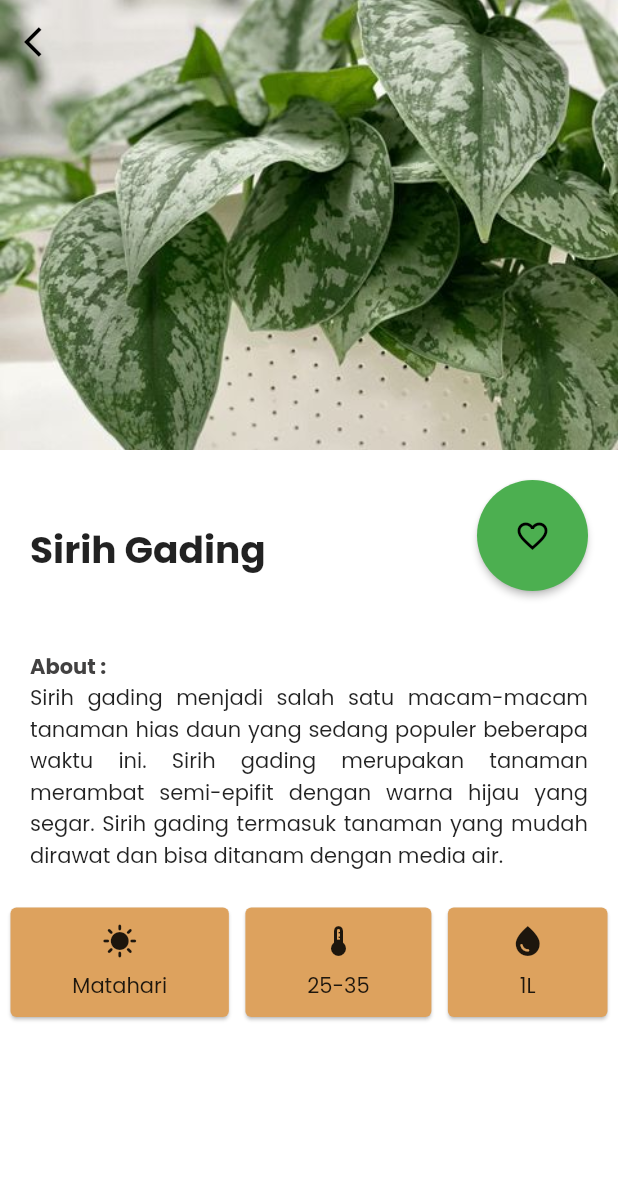
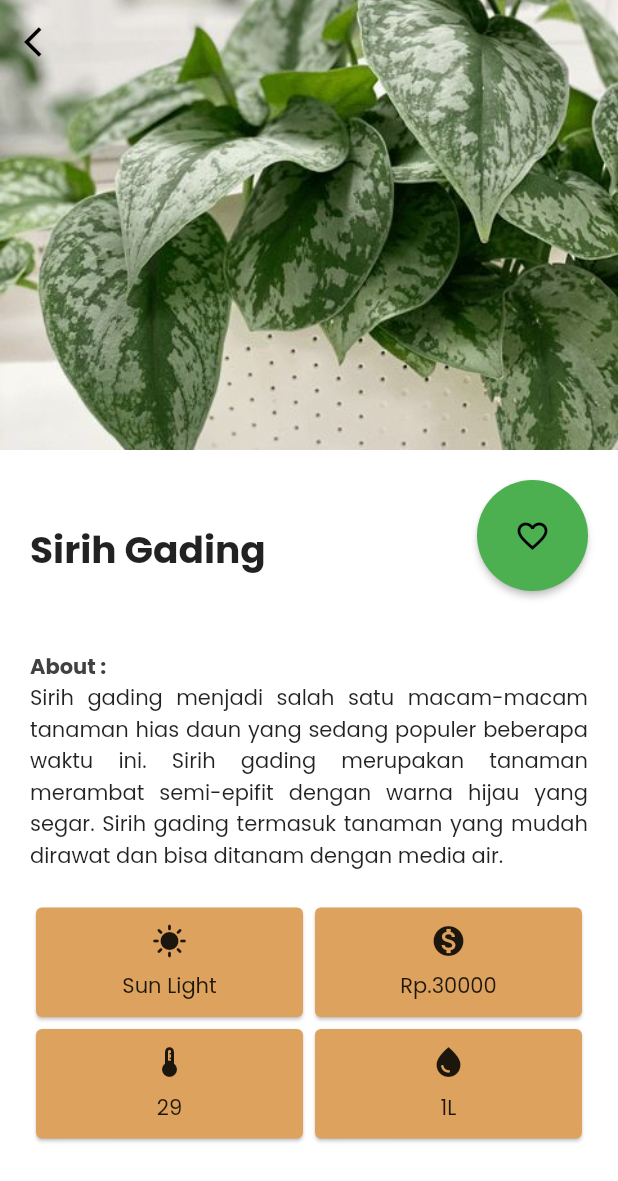
Before and after one commit to nadialvy/nanam, a Flutter app: the DetailScreen screen opened directly with sample values from the repository, on a phone screen of 412 x 824 dp. Shown: the top 1181 px of the screen. Run offline on Flutter 3.47's test engine with Material 2 defaults, Android fonts, the light colour scheme and no system bars; our stand-ins replace anim_search_bar, drop_shadow_image, fluttertoast, font_awesome_flutter.

Commit message:
Detail screen
- fixing card

```diff
--- a/lib/dashboard.dart
+++ b/lib/dashboard.dart
@@ -114,7 +114,6 @@ class _DashboardState extends State<Dashboard> {
     );
   }
 
-  //cannt use bcs idk how to use it
   void searchPlant(String query){
     final sugesstions = plants.where((plant) {
       final plantName = plant.name.toLowerCase();
--- a/lib/detail_screen.dart
+++ b/lib/detail_screen.dart
@@ -71,11 +71,15 @@ class DetailScreen extends StatelessWidget{
                     ],
                   ),
                 ),
-                Row(
-                  mainAxisAlignment: MainAxisAlignment.spaceEvenly,
+
+                Padding(
+                  padding: const EdgeInsets.fromLTRB(20, 0, 20, 0),
+                  child: Row(
                     children: [
-                    Card(
-                      color: Color.fromARGB(255, 221, 162, 94),
+                      Expanded(
+                        flex: 1,
+                        child: Card(
+                          color: const Color.fromARGB(255, 221, 162, 94),
                           child: Padding(
                             padding: EdgeInsets.fromLTRB(widthDevice * 0.1, 10, widthDevice * 0.1, 10),
                             child: Column(
@@ -89,8 +93,36 @@ class DetailScreen extends StatelessWidget{
                             ),
                           ),
                         ),
-                    Card(
-                      color: Color.fromARGB(255, 221, 162, 94),
+                      ),
+                      Expanded(
+                        flex: 1,
+                        child: Card(
+                          color: const Color.fromARGB(255, 221, 162, 94),
+                          child: Padding(
+                            padding: EdgeInsets.fromLTRB(widthDevice * 0.1, 10, widthDevice * 0.1, 10),
+                            child: Column(
+                              children: [
+                                const Icon(Icons.monetization_on),
+                                const SizedBox(height: 8,),
+                                Text(
+                                  plant.startPrice,
+                                )
+                              ],
+                            ),
+                          ),
+                        ),
+                      ),
+                    ],
+                  ),
+                ),
+                Padding(
+                  padding: const EdgeInsets.fromLTRB(20, 0, 20, 0),
+                  child: Row(
+                    children: [
+                      Expanded(
+                        flex: 1,
+                        child: Card(
+                          color: const Color.fromARGB(255, 221, 162, 94),
                           child: Padding(
                             padding: EdgeInsets.fromLTRB(widthDevice * 0.1, 10, widthDevice * 0.1, 10),
                             child: Column(
@@ -104,8 +136,11 @@ class DetailScreen extends StatelessWidget{
                             ),
                           ),
                         ),
-                    Card(
-                      color: Color.fromARGB(255, 221, 162, 94),
+                      ),
+                      Expanded(
+                        flex: 1,
+                        child: Card(
+                          color: const Color.fromARGB(255, 221, 162, 94),
                           child: Padding(
                             padding: EdgeInsets.fromLTRB(widthDevice * 0.1, 10, widthDevice * 0.1, 10),
                             child: Column(
@@ -119,7 +154,9 @@ class DetailScreen extends StatelessWidget{
                             ),
                           ),
                         ),
+                      ),
                     ],
+                  ),
                 ),
                 const SizedBox(height: 20,)
               ],
--- a/lib/login.dart
+++ b/lib/login.dart
@@ -11,6 +11,7 @@ class Home extends StatelessWidget{
   @override
   Widget build(BuildContext context) {
     return Scaffold(
+      resizeToAvoidBottomInset: false,
       backgroundColor: const Color.fromARGB(255, 247, 243, 218),
       body: Padding(
         padding: const EdgeInsets.all(20),
@@ -18,8 +19,9 @@ class Home extends StatelessWidget{
           mainAxisAlignment: MainAxisAlignment.spaceAround,
           crossAxisAlignment: CrossAxisAlignment.center,
           children: [
-            //logo + text
-            Column(
+            Padding(
+              padding: const EdgeInsets.only(top: 40),
+              child: Column(
                 children: [
                   Image.asset('images/logoNanam.png', height: 80,),
                   const SizedBox(height: 15),
@@ -35,6 +37,7 @@ class Home extends StatelessWidget{
                     textAlign: TextAlign.center,
                   ),
                 ],
+              ),
             ),
             //login
             const LoginUser(),
@@ -62,7 +65,6 @@ class Home extends StatelessWidget{
                     ),
                   ],
                 ),
-                const SizedBox(height: 20,),
                 Row(
                   mainAxisAlignment: MainAxisAlignment.spaceAround,
                   children: [
@@ -137,7 +139,7 @@ class _LoginUserState extends State<LoginUser> {
             color: Color.fromARGB(255, 40, 54, 24),
           ),
         ),
-        const SizedBox(height: 40),
+        const SizedBox(height: 20),
         ConstrainedBox(
           constraints: const BoxConstraints(
             minWidth: double.infinity,
--- a/lib/main.dart
+++ b/lib/main.dart
@@ -21,7 +21,7 @@ class MyApp extends StatelessWidget {
         primarySwatch: generateMaterialColor(Pallette.primary),
         fontFamily: 'Poppins',
       ),
-      home: Dashboard('nadia'),
+      home: SplashScreen(),
     );
   }
 }
--- a/lib/model/data_plant.dart
+++ b/lib/model/data_plant.dart
@@ -30,8 +30,8 @@ var dataPlant = [
     desc: 'Sirih gading menjadi salah satu macam-macam tanaman hias daun yang sedang populer beberapa waktu ini. Sirih gading merupakan tanaman merambat semi-epifit dengan warna hijau yang segar. Sirih gading termasuk tanaman yang mudah dirawat dan bisa ditanam dengan media air.',
     soilType: 'Tanah',
     water: '1L',
-    rangeTemp: '25-35',
-    light: 'Matahari',
+    rangeTemp: '29',
+    light: 'Sun Light',
     startPrice: 'Rp.30000',
     imageAsset: 'images/sirihgading.png',
     imageDetail: 'images/detail_sirgad.jpg'
@@ -75,7 +75,7 @@ var dataPlant = [
     soilType: 'Tanah Gembur',
     water: '3.2L',
     rangeTemp: '29',
-    light: 'Matahari',
+    light: 'Sun Light',
     startPrice: 'Rp.30000',
     imageAsset: 'images/kupinggajah.png',
     imageDetail: 'images/detail_kupinggajah.jpg'
@@ -119,7 +119,7 @@ var dataPlant = [
     soilType: 'Tanah Gembur',
     water: '2.1L',
     rangeTemp: '31',
-    light: 'Matahari',
+    light: 'Sun Light',
     startPrice: 'Rp.30000',
     imageAsset: 'images/pucukmerah.png',
     imageDetail: 'images/detail_9.jpg'
```
Lines whose indentation alone changed are shown as unchanged.
